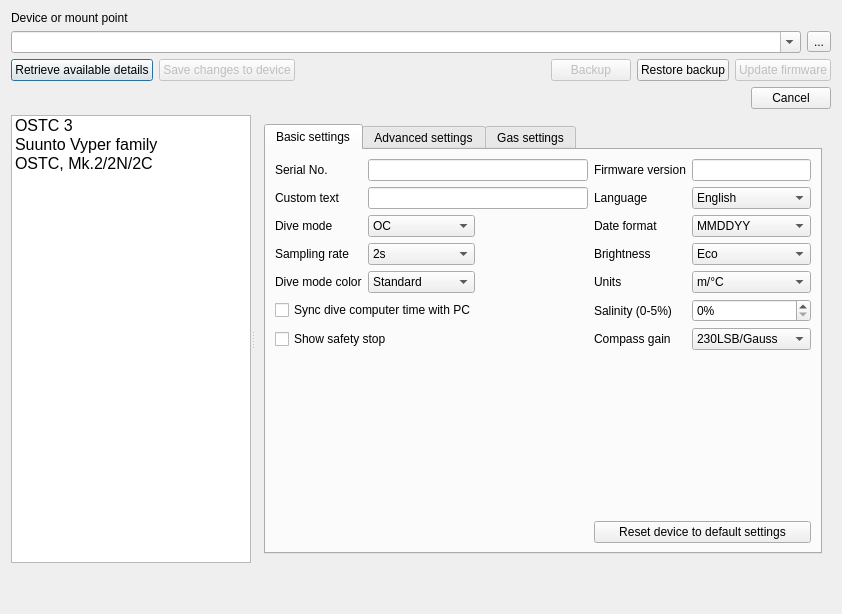
This is qt-ui/configuredivecomputerdialog.ui in subsurface/subsurface as Qt 5 draws it before an edit. The edited form follows.
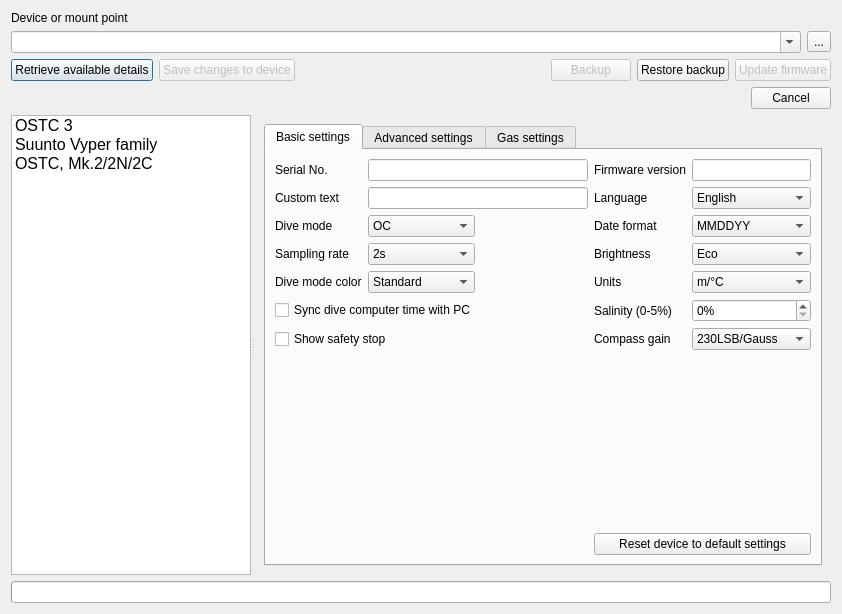
This is the edited form. Icons and pictures are not drawn.

Commit message:
Use a progressbar in the configure dc dialog
This switches from a couple of labels in the dialog to a progress bar,
to later being able to use it to provide better user experience.

What changed in the file:
```diff
--- a/qt-ui/configuredivecomputerdialog.ui
+++ b/qt-ui/configuredivecomputerdialog.ui
@@ -2373,18 +2373,11 @@
     </widget>
    </item>
    <item>
-    <widget class="QLabel" name="errorLabel">
-     <property name="styleSheet">
-      <string notr="true">color: rgb(242, 19, 25);</string>
+    <widget class="QProgressBar" name="progressBar">
+     <property name="value">
+      <number>0</number>
      </property>
-     <property name="text">
-      <string/>
-     </property>
-    </widget>
-   </item>
-   <item>
-    <widget class="QLabel" name="statusLabel">
-     <property name="text">
+     <property name="format">
       <string/>
      </property>
     </widget>
```
The commit also changes 1 other file.
